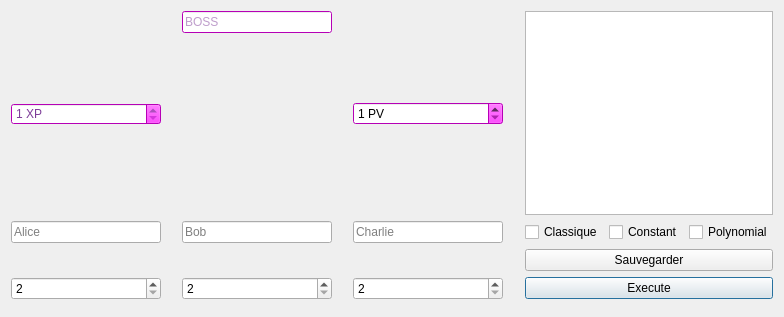
Ehonne/Valeurs-de-Shapley, file Forms/tplayerwindow.ui: the form before one commit.
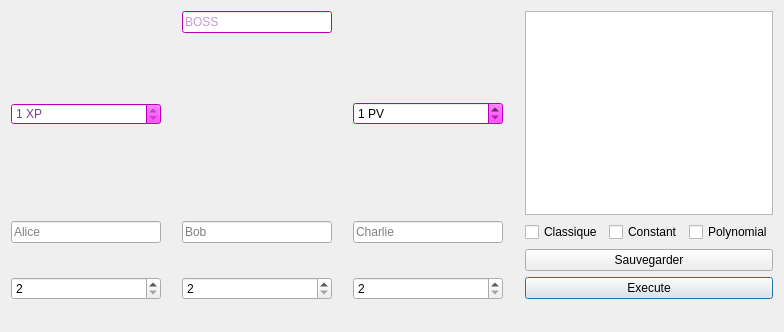
The form after the commit. Icons and pictures are not drawn.

```diff
--- a/Forms/tplayerwindow.ui
+++ b/Forms/tplayerwindow.ui
@@ -7,7 +7,7 @@
     <x>0</x>
     <y>0</y>
     <width>784</width>
-    <height>317</height>
+    <height>332</height>
    </rect>
   </property>
   <property name="windowTitle">
```
Left out of the diff: 2 changed lines with no effect on the pictures.
